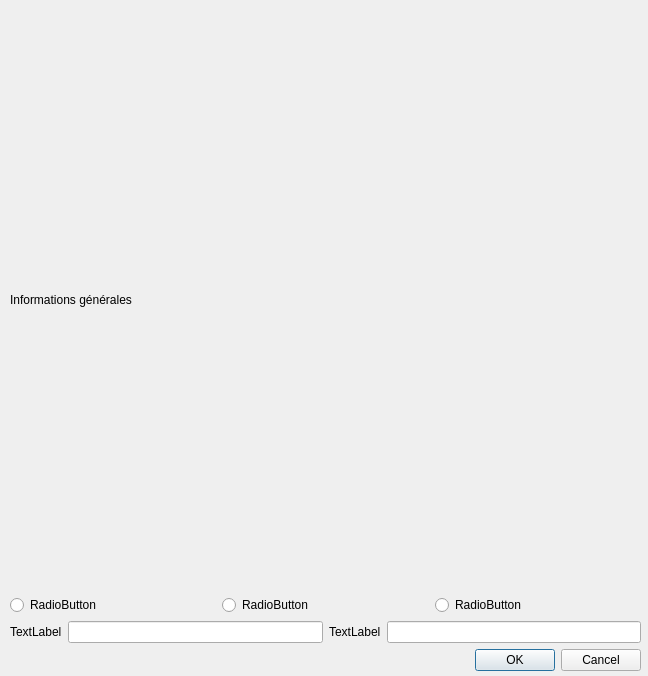
Above: carnetNumerique/dialoginfopatient.ui from snake-92/carnetMedicalNumerique before the change. Below: the same form after it.
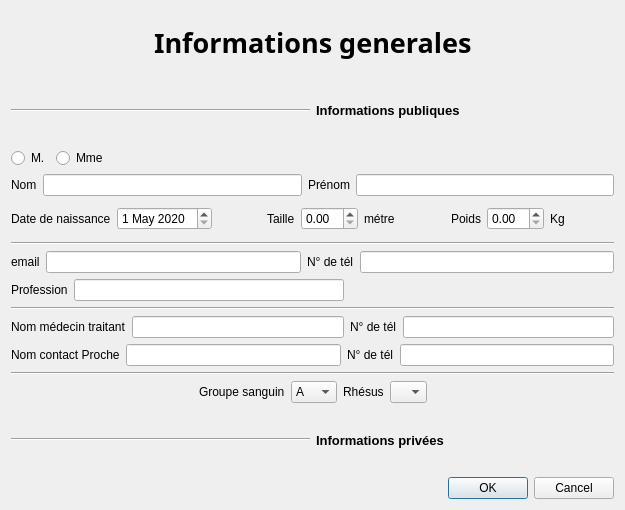
That is the form after the change.

Commit message: gestion des chemins vers les fichiers public et de la comboBox des profils

Patch:
```diff
--- a/carnetNumerique/dialoginfopatient.ui
+++ b/carnetNumerique/dialoginfopatient.ui
@@ -6,91 +6,536 @@
    <rect>
     <x>0</x>
     <y>0</y>
-    <width>648</width>
-    <height>676</height>
+    <width>625</width>
+    <height>510</height>
    </rect>
   </property>
   <property name="windowTitle">
    <string>Dialog</string>
   </property>
-  <widget class="QWidget" name="verticalLayoutWidget">
-   <property name="geometry">
-    <rect>
-     <x>10</x>
-     <y>10</y>
-     <width>631</width>
-     <height>661</height>
-    </rect>
-   </property>
-   <layout class="QVBoxLayout" name="verticalLayout">
-    <item>
-     <widget class="QLabel" name="label">
-      <property name="text">
-       <string>Informations générales</string>
-      </property>
-     </widget>
-    </item>
-    <item>
-     <layout class="QHBoxLayout" name="horizontalLayout">
-      <item>
-       <widget class="QRadioButton" name="radioButton_2">
-        <property name="text">
-         <string>RadioButton</string>
-        </property>
-       </widget>
-      </item>
-      <item>
-       <widget class="QRadioButton" name="radioButton_3">
-        <property name="text">
-         <string>RadioButton</string>
-        </property>
-       </widget>
-      </item>
-      <item>
-       <widget class="QRadioButton" name="radioButton">
-        <property name="text">
-         <string>RadioButton</string>
-        </property>
-       </widget>
-      </item>
-     </layout>
-    </item>
-    <item>
-     <layout class="QHBoxLayout" name="horizontalLayout_2">
-      <item>
-       <widget class="QLabel" name="label_2">
-        <property name="text">
-         <string>TextLabel</string>
-        </property>
-       </widget>
-      </item>
-      <item>
-       <widget class="QLineEdit" name="lineEdit"/>
-      </item>
-      <item>
-       <widget class="QLabel" name="label_3">
-        <property name="text">
-         <string>TextLabel</string>
-        </property>
-       </widget>
-      </item>
-      <item>
-       <widget class="QLineEdit" name="lineEdit_2"/>
-      </item>
-     </layout>
-    </item>
-    <item>
-     <widget class="QDialogButtonBox" name="buttonBox">
-      <property name="orientation">
-       <enum>Qt::Horizontal</enum>
-      </property>
-      <property name="standardButtons">
-       <set>QDialogButtonBox::Cancel|QDialogButtonBox::Ok</set>
-      </property>
-     </widget>
-    </item>
-   </layout>
-  </widget>
+  <layout class="QVBoxLayout" name="verticalLayout_2">
+   <item>
+    <layout class="QHBoxLayout" name="horizontalLayout">
+     <item>
+      <spacer name="horizontalSpacer">
+       <property name="orientation">
+        <enum>Qt::Horizontal</enum>
+       </property>
+       <property name="sizeHint" stdset="0">
+        <size>
+         <width>40</width>
+         <height>20</height>
+        </size>
+       </property>
+      </spacer>
+     </item>
+     <item>
+      <widget class="QLabel" name="label">
+       <property name="font">
+        <font>
+         <family>Arial Rounded MT Bold</family>
+         <pointsize>20</pointsize>
+         <weight>75</weight>
+         <italic>false</italic>
+         <bold>true</bold>
+        </font>
+       </property>
+       <property name="text">
+        <string>Informations generales</string>
+       </property>
+      </widget>
+     </item>
+     <item>
+      <spacer name="horizontalSpacer_2">
+       <property name="orientation">
+        <enum>Qt::Horizontal</enum>
+       </property>
+       <property name="sizeHint" stdset="0">
+        <size>
+         <width>40</width>
+         <height>20</height>
+        </size>
+       </property>
+      </spacer>
+     </item>
+    </layout>
+   </item>
+   <item>
+    <layout class="QHBoxLayout" name="horizontalLayout_12">
+     <item>
+      <widget class="Line" name="line_4">
+       <property name="orientation">
+        <enum>Qt::Horizontal</enum>
+       </property>
+      </widget>
+     </item>
+     <item>
+      <widget class="QLabel" name="label_16">
+       <property name="font">
+        <font>
+         <pointsize>10</pointsize>
+         <weight>75</weight>
+         <bold>true</bold>
+        </font>
+       </property>
+       <property name="cursor">
+        <cursorShape>PointingHandCursor</cursorShape>
+       </property>
+       <property name="toolTip">
+        <string>&lt;html&gt;&lt;head/&gt;&lt;body&gt;&lt;p align=&quot;justify&quot;&gt;&lt;span style=&quot; font-size:9pt; font-weight:400; font-style:italic;&quot;&gt;Toute personne pourra avoir accès à ces informations &lt;/span&gt;&lt;/p&gt;&lt;/body&gt;&lt;/html&gt;</string>
+       </property>
+       <property name="text">
+        <string>Informations publiques</string>
+       </property>
+      </widget>
+     </item>
+    </layout>
+   </item>
+   <item>
+    <layout class="QHBoxLayout" name="horizontalLayout_2">
+     <item>
+      <widget class="QRadioButton" name="radioButtonM">
+       <property name="text">
+        <string>M.</string>
+       </property>
+      </widget>
+     </item>
+     <item>
+      <widget class="QRadioButton" name="radioButtonMme">
+       <property name="text">
+        <string>Mme</string>
+       </property>
+      </widget>
+     </item>
+     <item>
+      <spacer name="horizontalSpacer_3">
+       <property name="orientation">
+        <enum>Qt::Horizontal</enum>
+       </property>
+       <property name="sizeHint" stdset="0">
+        <size>
+         <width>40</width>
+         <height>20</height>
+        </size>
+       </property>
+      </spacer>
+     </item>
+    </layout>
+   </item>
+   <item>
+    <layout class="QVBoxLayout" name="verticalLayout">
+     <item>
+      <layout class="QHBoxLayout" name="horizontalLayout_3">
+       <item>
+        <widget class="QLabel" name="label_2">
+         <property name="text">
+          <string>Nom</string>
+         </property>
+        </widget>
+       </item>
+       <item>
+        <widget class="QLineEdit" name="lineEditNom"/>
+       </item>
+       <item>
+        <widget class="QLabel" name="label_3">
+         <property name="text">
+          <string>Prénom</string>
+         </property>
+        </widget>
+       </item>
+       <item>
+        <widget class="QLineEdit" name="lineEditPrenom"/>
+       </item>
+      </layout>
+     </item>
+     <item>
+      <layout class="QHBoxLayout" name="horizontalLayout_4">
+       <item>
+        <widget class="QLabel" name="label_6">
+         <property name="text">
+          <string>Date de naissance</string>
+         </property>
+        </widget>
+       </item>
+       <item>
+        <widget class="QDateEdit" name="dateEditDate">
+         <property name="dateTime">
+          <datetime>
+           <hour>0</hour>
+           <minute>0</minute>
+           <second>0</second>
+           <year>2020</year>
+           <month>5</month>
+           <day>1</day>
+          </datetime>
+         </property>
+        </widget>
+       </item>
+       <item>
+        <spacer name="horizontalSpacer_6">
+         <property name="orientation">
+          <enum>Qt::Horizontal</enum>
+         </property>
+         <property name="sizeHint" stdset="0">
+          <size>
+           <width>40</width>
+           <height>20</height>
+          </size>
+         </property>
+        </spacer>
+       </item>
+       <item>
+        <widget class="QLabel" name="label_4">
+         <property name="text">
+          <string>Taille</string>
+         </property>
+        </widget>
+       </item>
+       <item>
+        <widget class="QDoubleSpinBox" name="doubleSpinBoxTaille"/>
+       </item>
+       <item>
+        <widget class="QLabel" name="label_18">
+         <property name="text">
+          <string>métre</string>
+         </property>
+        </widget>
+       </item>
+       <item>
+        <spacer name="horizontalSpacer_4">
+         <property name="orientation">
+          <enum>Qt::Horizontal</enum>
+         </property>
+         <property name="sizeHint" stdset="0">
+          <size>
+           <width>40</width>
+           <height>20</height>
+          </size>
+         </property>
+        </spacer>
+       </item>
+       <item>
+        <widget class="QLabel" name="label_5">
+         <property name="text">
+          <string>Poids</string>
+         </property>
+        </widget>
+       </item>
+       <item>
+        <widget class="QDoubleSpinBox" name="doubleSpinBoxPoids"/>
+       </item>
+       <item>
+        <widget class="QLabel" name="label_19">
+         <property name="text">
+          <string>Kg</string>
+         </property>
+        </widget>
+       </item>
+       <item>
+        <spacer name="horizontalSpacer_5">
+         <property name="orientation">
+          <enum>Qt::Horizontal</enum>
+         </property>
+         <property name="sizeHint" stdset="0">
+          <size>
+           <width>40</width>
+           <height>20</height>
+          </size>
+         </property>
+        </spacer>
+       </item>
+      </layout>
+     </item>
+    </layout>
+   </item>
+   <item>
+    <layout class="QHBoxLayout" name="horizontalLayout_6">
+     <item>
+      <widget class="Line" name="line">
+       <property name="orientation">
+        <enum>Qt::Horizontal</enum>
+       </property>
+      </widget>
+     </item>
+    </layout>
+   </item>
+   <item>
+    <layout class="QVBoxLayout" name="verticalLayout_3">
+     <item>
+      <layout class="QHBoxLayout" name="horizontalLayout_9">
+       <item>
+        <widget class="QLabel" name="label_7">
+         <property name="text">
+          <string>email</string>
+         </property>
+        </widget>
+       </item>
+       <item>
+        <widget class="QLineEdit" name="lineEditEmail"/>
+       </item>
+       <item>
+        <widget class="QLabel" name="label_8">
+         <property name="text">
+          <string>N° de tél</string>
+         </property>
+        </widget>
+       </item>
+       <item>
+        <widget class="QLineEdit" name="lineEditTel">
+         <property name="inputMethodHints">
+          <set>Qt::ImhNone</set>
+         </property>
+         <property name="maxLength">
+          <number>10</number>
+         </property>
+        </widget>
+       </item>
+      </layout>
+     </item>
+    </layout>
+   </item>
+   <item>
+    <layout class="QHBoxLayout" name="horizontalLayout_10">
+     <item>
+      <widget class="QLabel" name="label_9">
+       <property name="text">
+        <string>Profession</string>
+       </property>
+      </widget>
+     </item>
+     <item>
+      <widget class="QLineEdit" name="lineEditProfession"/>
+     </item>
+     <item>
+      <spacer name="horizontalSpacer_7">
+       <property name="orientation">
+        <enum>Qt::Horizontal</enum>
+       </property>
+       <property name="sizeHint" stdset="0">
+        <size>
+         <width>40</width>
+         <height>20</height>
+        </size>
+       </property>
+      </spacer>
+     </item>
+    </layout>
+   </item>
+   <item>
+    <layout class="QVBoxLayout" name="verticalLayout_4">
+     <item>
+      <widget class="Line" name="line_2">
+       <property name="orientation">
+        <enum>Qt::Horizontal</enum>
+       </property>
+      </widget>
+     </item>
+    </layout>
+   </item>
+   <item>
+    <layout class="QVBoxLayout" name="verticalLayout_5">
+     <item>
+      <layout class="QHBoxLayout" name="horizontalLayout_8">
+       <item>
+        <widget class="QLabel" name="label_10">
+         <property name="text">
+          <string>Nom médecin traitant</string>
+         </property>
+        </widget>
+       </item>
+       <item>
+        <widget class="QLineEdit" name="lineEditNomMedecin"/>
+       </item>
+       <item>
+        <widget class="QLabel" name="label_11">
+         <property name="text">
+          <string>N° de tél</string>
+         </property>
+        </widget>
+       </item>
+       <item>
+        <widget class="QLineEdit" name="lineEditTelMedecin">
+         <property name="maxLength">
+          <number>10</number>
+         </property>
+        </widget>
+       </item>
+      </layout>
+     </item>
+     <item>
+      <layout class="QHBoxLayout" name="horizontalLayout_11">
+       <item>
+        <widget class="QLabel" name="label_12">
+         <property name="text">
+          <string>Nom contact Proche</string>
+         </property>
+        </widget>
+       </item>
+       <item>
+        <widget class="QLineEdit" name="lineEditContact"/>
+       </item>
+       <item>
+        <widget class="QLabel" name="label_13">
+         <property name="text">
+          <string>N° de tél</string>
+         </property>
+        </widget>
+       </item>
+       <item>
+        <widget class="QLineEdit" name="lineEditTelContact">
+         <property name="maxLength">
+          <number>10</number>
+         </property>
+        </widget>
+       </item>
+      </layout>
+     </item>
+    </layout>
+   </item>
+   <item>
+    <layout class="QVBoxLayout" name="verticalLayout_6">
+     <item>
+      <widget class="Line" name="line_3">
+       <property name="orientation">
+        <enum>Qt::Horizontal</enum>
+       </property>
+      </widget>
+     </item>
+     <item>
+      <layout class="QHBoxLayout" name="horizontalLayout_7">
+       <item>
+        <spacer name="horizontalSpacer_9">
+         <property name="orientation">
+          <enum>Qt::Horizontal</enum>
+         </property>
+         <property name="sizeHint" stdset="0">
+          <size>
+           <width>40</width>
+           <height>20</height>
+          </size>
+         </property>
+        </spacer>
+       </item>
+       <item>
+        <widget class="QLabel" name="label_14">
+         <property name="text">
+          <string>Groupe sanguin</string>
+         </property>
+        </widget>
+       </item>
+       <item>
+        <widget class="QComboBox" name="comboBoxGroupe">
+         <item>
+          <property name="text">
+           <string>A</string>
+          </property>
+         </item>
+         <item>
+          <property name="text">
+           <string>B</string>
+          </property>
+         </item>
+         <item>
+          <property name="text">
+           <string>O</string>
+          </property>
+         </item>
+         <item>
+          <property name="text">
+           <string>AB</string>
+          </property>
+         </item>
+        </widget>
+       </item>
+       <item>
+        <widget class="QLabel" name="label_15">
+         <property name="text">
+          <string>Rhésus</string>
+         </property>
+        </widget>
+       </item>
+       <item>
+        <widget class="QComboBox" name="comboBoxRhesus">
+         <item>
+          <property name="text">
+           <string/>
+          </property>
+         </item>
+         <item>
+          <property name="text">
+           <string>+</string>
+          </property>
+         </item>
+         <item>
+          <property name="text">
+           <string>-</string>
+          </property>
+         </item>
+        </widget>
+       </item>
+       <item>
+        <spacer name="horizontalSpacer_8">
+         <property name="orientation">
+          <enum>Qt::Horizontal</enum>
+         </property>
+         <property name="sizeHint" stdset="0">
+          <size>
+           <width>40</width>
+           <height>20</height>
+          </size>
+         </property>
+        </spacer>
+       </item>
+      </layout>
+     </item>
+    </layout>
+   </item>
+   <item>
+    <layout class="QHBoxLayout" name="horizontalLayout_13">
+     <item>
+      <widget class="Line" name="line_5">
+       <property name="orientation">
+        <enum>Qt::Horizontal</enum>
+       </property>
+      </widget>
+     </item>
+     <item>
+      <widget class="QLabel" name="label_17">
+       <property name="font">
+        <font>
+         <pointsize>10</pointsize>
+         <weight>75</weight>
+         <bold>true</bold>
+        </font>
+       </property>
+       <property name="cursor">
+        <cursorShape>PointingHandCursor</cursorShape>
+       </property>
+       <property name="toolTip">
+        <string>&lt;html&gt;&lt;head/&gt;&lt;body&gt;&lt;p align=&quot;justify&quot;&gt;&lt;span style=&quot; font-size:9pt; font-weight:400; font-style:italic;&quot;&gt;vous serrez le seul à avoir accés à ces informations&lt;/span&gt;&lt;/p&gt;&lt;/body&gt;&lt;/html&gt;</string>
+       </property>
+       <property name="whatsThis">
+        <string/>
+       </property>
+       <property name="text">
+        <string>Informations privées</string>
+       </property>
+      </widget>
+     </item>
+    </layout>
+   </item>
+   <item>
+    <layout class="QHBoxLayout" name="horizontalLayout_5">
+     <item>
+      <widget class="QDialogButtonBox" name="buttonBox">
+       <property name="standardButtons">
+        <set>QDialogButtonBox::Cancel|QDialogButtonBox::Ok</set>
+       </property>
+      </widget>
+     </item>
+    </layout>
+   </item>
+  </layout>
  </widget>
  <resources/>
  <connections>
```
Left out of the diff: 37 changed lines with no effect on the pictures. The commit also changes 14 other files.
